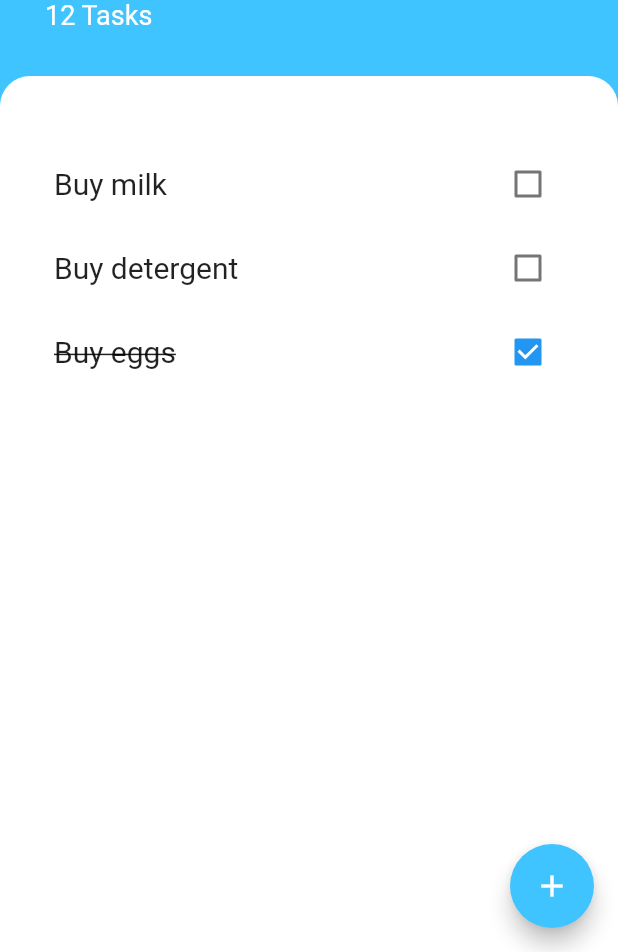
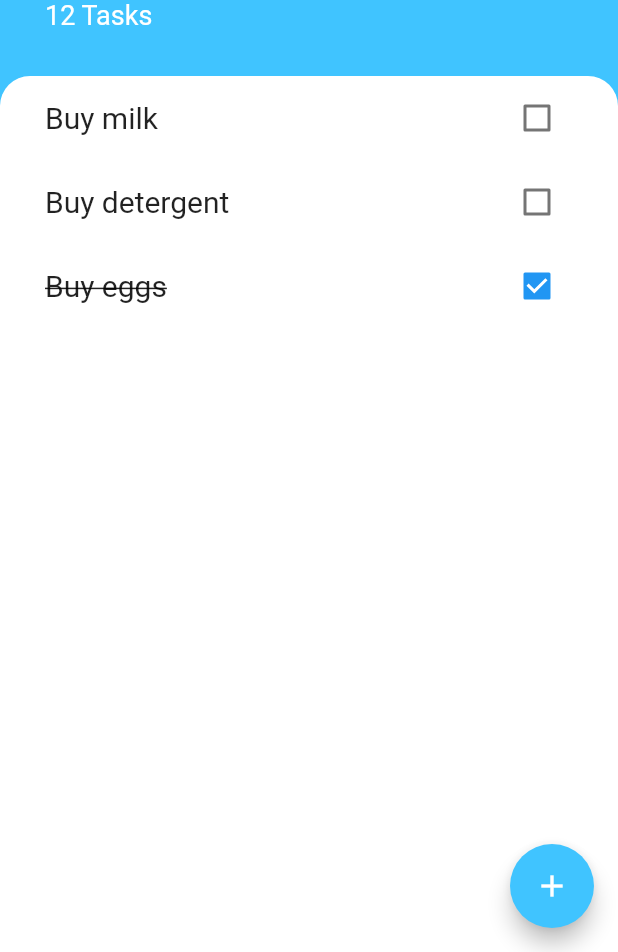
Before and after one commit to paxcodes/todoey, a Flutter app: the screen it shows after launch, on a phone screen of 412 x 824 dp, the part 284-1236 px from its top. Run offline on Flutter 3.47's test engine with Material 2 defaults, Android fonts, the phone set to English and light mode, and no system bars.

Commit message:
:lipstick:👩🏻‍💻 Align header and task list
-- explicitly set the same amount of padding (of 30)

```diff
--- a/lib/screens/tasks_screen.dart
+++ b/lib/screens/tasks_screen.dart
@@ -48,6 +48,7 @@ class TasksScreen extends StatelessWidget {
           ),
           Expanded(
             child: Container(
+              padding: EdgeInsets.symmetric(horizontal: 30),
               decoration: BoxDecoration(
                 color: Colors.white,
                 borderRadius: BorderRadius.only(
@@ -56,10 +57,9 @@ class TasksScreen extends StatelessWidget {
                 ),
               ),
               child: ListView(
-                padding:
-                    EdgeInsets.only(left: 20, top: 44, right: 20, bottom: 34),
                 children: <Widget>[
                   ListTile(
+                    contentPadding: EdgeInsets.zero,
                     title: Text(
                       "Buy milk",
                       style: TextStyle(
@@ -73,6 +73,7 @@ class TasksScreen extends StatelessWidget {
                         }),
                   ),
                   ListTile(
+                    contentPadding: EdgeInsets.zero,
                     title: Text(
                       "Buy detergent",
                       style: TextStyle(
@@ -86,6 +87,7 @@ class TasksScreen extends StatelessWidget {
                         }),
                   ),
                   ListTile(
+                    contentPadding: EdgeInsets.zero,
                     title: Text(
                       "Buy eggs",
                       style: TextStyle(
```
